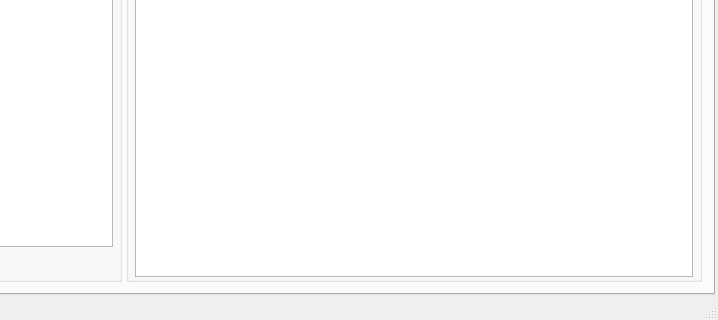
First picture: the form in OpenKJ/mainwindow.ui, repository OpenKJ/OpenKJ, before the edit; both pictures show x 591 to 1309 and y 487 to 807 of the 1309 by 807 pixel window.
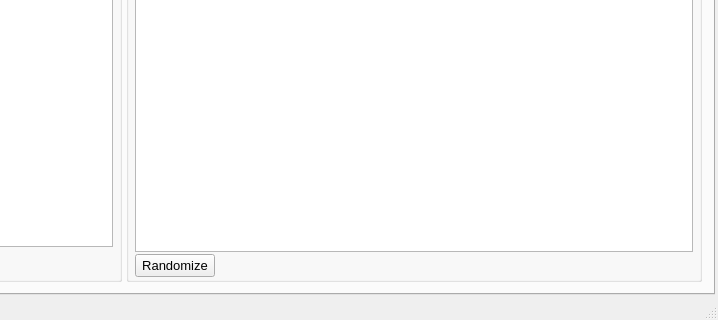
Second picture: the form after the edit. The open tabs and pages were chosen to show the change. Icons and pictures are not drawn. Custom widgets are drawn as their Qt base class.

Commit message: Add bmpl randomize and movement buttons

The edit to the form file:
```diff
--- a/OpenKJ/mainwindow.ui
+++ b/OpenKJ/mainwindow.ui
@@ -3101,6 +3101,126 @@
                  </attribute>
                 </widget>
                </item>
+               <item>
+                <layout class="QHBoxLayout" name="horizontalLayout_26">
+                 <property name="topMargin">
+                  <number>0</number>
+                 </property>
+                 <item>
+                  <widget class="QPushButton" name="btnBmPlRandomize">
+                   <property name="text">
+                    <string>Randomize</string>
+                   </property>
+                  </widget>
+                 </item>
+                 <item>
+                  <spacer name="horizontalSpacer_12">
+                   <property name="orientation">
+                    <enum>Qt::Horizontal</enum>
+                   </property>
+                   <property name="sizeHint" stdset="0">
+                    <size>
+                     <width>40</width>
+                     <height>20</height>
+                    </size>
+                   </property>
+                  </spacer>
+                 </item>
+                 <item>
+                  <widget class="QPushButton" name="btnPlTop">
+                   <property name="text">
+                    <string/>
+                   </property>
+                   <property name="icon">
+                    <iconset resource="resources.qrc">
+                     <normaloff>:/icons/Icons/go-top.png</normaloff>:/icons/Icons/go-top.png</iconset>
+                   </property>
+                   <property name="iconSize">
+                    <size>
+                     <width>22</width>
+                     <height>22</height>
+                    </size>
+                   </property>
+                   <property name="flat">
+                    <bool>true</bool>
+                   </property>
+                  </widget>
+                 </item>
+                 <item>
+                  <widget class="QPushButton" name="btnPlUp">
+                   <property name="text">
+                    <string/>
+                   </property>
+                   <property name="icon">
+                    <iconset resource="resources.qrc">
+                     <normaloff>:/icons/Icons/go-up.png</normaloff>:/icons/Icons/go-up.png</iconset>
+                   </property>
+                   <property name="iconSize">
+                    <size>
+                     <width>22</width>
+                     <height>22</height>
+                    </size>
+                   </property>
+                   <property name="flat">
+                    <bool>true</bool>
+                   </property>
+                  </widget>
+                 </item>
+                 <item>
+                  <widget class="QPushButton" name="btnPlDown">
+                   <property name="text">
+                    <string/>
+                   </property>
+                   <property name="icon">
+                    <iconset resource="resources.qrc">
+                     <normaloff>:/icons/Icons/go-down.png</normaloff>:/icons/Icons/go-down.png</iconset>
+                   </property>
+                   <property name="iconSize">
+                    <size>
+                     <width>22</width>
+                     <height>22</height>
+                    </size>
+                   </property>
+                   <property name="flat">
+                    <bool>true</bool>
+                   </property>
+                  </widget>
+                 </item>
+                 <item>
+                  <widget class="QPushButton" name="btnPlBottom">
+                   <property name="text">
+                    <string/>
+                   </property>
+                   <property name="icon">
+                    <iconset resource="resources.qrc">
+                     <normaloff>:/icons/Icons/go-bottom.png</normaloff>:/icons/Icons/go-bottom.png</iconset>
+                   </property>
+                   <property name="iconSize">
+                    <size>
+                     <width>22</width>
+                     <height>22</height>
+                    </size>
+                   </property>
+                   <property name="flat">
+                    <bool>true</bool>
+                   </property>
+                  </widget>
+                 </item>
+                 <item>
+                  <spacer name="horizontalSpacer_13">
+                   <property name="orientation">
+                    <enum>Qt::Horizontal</enum>
+                   </property>
+                   <property name="sizeHint" stdset="0">
+                    <size>
+                     <width>40</width>
+                     <height>20</height>
+                    </size>
+                   </property>
+                  </spacer>
+                 </item>
+                </layout>
+               </item>
               </layout>
              </widget>
             </item>
```
Left out of the diff: 29 changed lines with no effect on the pictures. The commit also changes 8 other files.
